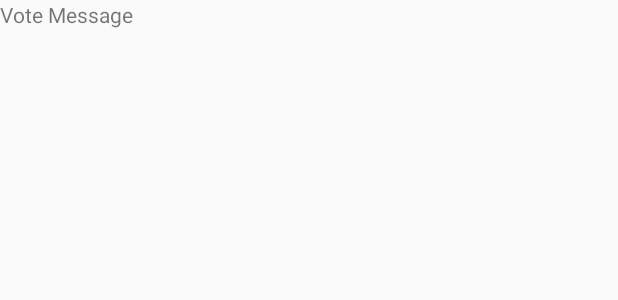
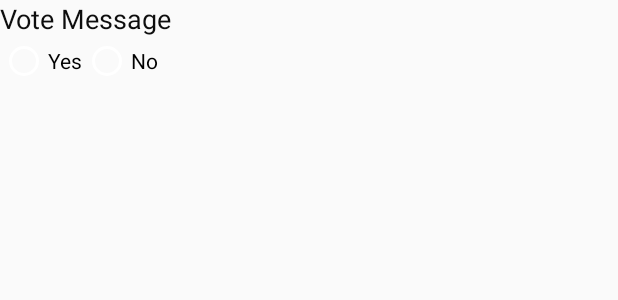
Before and after one commit to Bearww/AndroidRemote, an Android app: the layout dialog_vote.xml on its own in the app's theme, with its tools: preview values and no code run, on a phone screen of 412 x 824 dp. Shown: the top 300 px of the screen. Run offline under Robolectric (Android 15) with nearby library versions, the phone set to English and light mode, and no system bars.

```diff
--- a/app/src/main/res/layout/activity_edit.xml
+++ b/app/src/main/res/layout/activity_edit.xml
@@ -43,7 +43,6 @@
         android:background="@color/transparent"
         android:layout_below="@+id/titleEdit"
         android:layout_alignParentLeft="true"
-        android:layout_alignParentBottom="true"
         android:layout_alignParentRight="true"
         android:clipToPadding="false"
         android:paddingTop="8dp"
@@ -67,6 +66,8 @@
 
     </ScrollView>
 
+
+
     <View
         android:layout_width="match_parent"
         android:layout_height="@dimen/shadow_elevation"
--- a/app/src/main/res/layout/dialog_vote.xml
+++ b/app/src/main/res/layout/dialog_vote.xml
@@ -7,54 +7,29 @@
         android:layout_width="match_parent"
         android:layout_height="wrap_content"
         android:text="Vote Message"
-        android:id="@+id/voteTextView" />
+        android:id="@+id/voteTextView"
+        android:textColor="@color/black_95"
+        android:textSize="18sp" />
 
-    <TabHost
-        android:layout_width="match_parent"
-        android:layout_height="match_parent"
-        android:id="@+id/voteTab"
+    <RadioGroup
+        android:layout_width="wrap_content"
+        android:layout_height="wrap_content"
+        android:orientation="horizontal"
+        android:id="@+id/voteOptionGroup"
         android:layout_below="@+id/voteTextView"
         android:layout_alignParentLeft="true"
         android:layout_alignParentStart="true">
+        <RadioButton
+            android:layout_width="wrap_content"
+            android:layout_height="wrap_content"
+            android:text="Yes"
+            android:id="@+id/yesRadioButton" />
 
-        <LinearLayout
-            android:layout_width="match_parent"
-            android:layout_height="match_parent"
-            android:orientation="vertical">
-
-            <TabWidget
-                android:id="@android:id/tabs"
-                android:layout_width="match_parent"
-                android:layout_height="wrap_content" />
-
-            <!-- Multiple choice vote -->
-            <FrameLayout
-                android:id="@android:id/tabcontent"
-                android:layout_width="match_parent"
-                android:layout_height="match_parent">
-
-                <RelativeLayout
-                    android:id="@+id/multiChoiceLayout"
-                    android:layout_width="match_parent"
-                    android:layout_height="match_parent"
-                    android:orientation="vertical">
-
-
-                </RelativeLayout>
-
-                <RelativeLayout
-                    android:id="@+id/textLayout"
-                    android:layout_width="match_parent"
-                    android:layout_height="match_parent"
-                    android:orientation="vertical"></RelativeLayout>
-
-                <RelativeLayout
-                    android:id="@+id/rangeLayout"
-                    android:layout_width="match_parent"
-                    android:layout_height="match_parent"
-                    android:orientation="vertical"></RelativeLayout>
-            </FrameLayout>
-        </LinearLayout>
-    </TabHost>
+        <RadioButton
+            android:layout_width="wrap_content"
+            android:layout_height="wrap_content"
+            android:text="No"
+            android:id="@+id/noRadioButton" />
+    </RadioGroup>
 
 </RelativeLayout>
--- /dev/null
+++ b/app/src/main/res/layout/dialog_vote_result_list.xml
@@ -0,0 +1,5 @@
+<?xml version="1.0" encoding="utf-8"?>
+<RelativeLayout xmlns:android="http://schemas.android.com/apk/res/android"
+    android:layout_width="match_parent" android:layout_height="match_parent">
+
+</RelativeLayout>
--- a/app/src/main/res/layout/meeting_member.xml
+++ b/app/src/main/res/layout/meeting_member.xml
@@ -167,11 +167,13 @@
 
     <ListView
         android:layout_width="wrap_content"
-        android:layout_height="wrap_content"
+        android:layout_height="match_parent"
         android:id="@+id/askListView"
         android:layout_below="@+id/askButton"
         android:layout_alignParentLeft="true"
         android:layout_alignParentStart="true"
         android:layout_alignParentRight="true"
-        android:layout_alignParentEnd="true" />
+        android:layout_alignParentEnd="true"
+        android:minHeight="80sp" />
+
 </RelativeLayout>
--- a/app/src/main/res/menu/menu_main.xml
+++ b/app/src/main/res/menu/menu_main.xml
@@ -12,7 +12,7 @@
         android:orderInCategory="100"
         app:actionViewClass="android.support.v7.widget.SearchView"
         app:showAsAction="ifRoom|collapseActionView" />
-
+<!-- Remove unused icon
     <item android:id="@+id/action_backup"
         android:title="@string/action_backup"
         android:orderInCategory="101"
@@ -27,5 +27,5 @@
         android:title="@string/action_rate_app"
         android:orderInCategory="103"
         app:showAsAction="never" />
-
+-->
 </menu>
```
Also changed, not shown: app/src/main/java/com/test/wu/remotetest/MainActivity.java (+19 -5 lines), app/src/main/java/com/test/wu/remotetest/MeetingMember.java (+77 -18 lines), app/src/main/java/com/test/wu/remotetest/Vote.java (+3 -1 lines), app/src/main/res/layout/dialog_create_vote.xml (+22 -0 lines), app/src/main/res/layout/dialog_vote_list.xml (added, +25 -0 lines), app/src/main/res/layout/dialog_vote_result.xml (added, +67 -0 lines).
